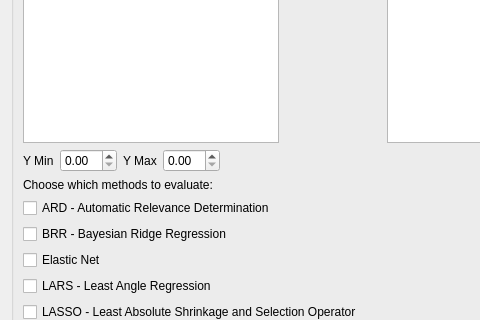
Old version of the form ui/RegressionCV.ui in the repository tthatcher95/PyHAT_Point_Spectra_GUI; both pictures show x 0 to 480 and y 291 to 611 of the 659 by 792 pixel window.
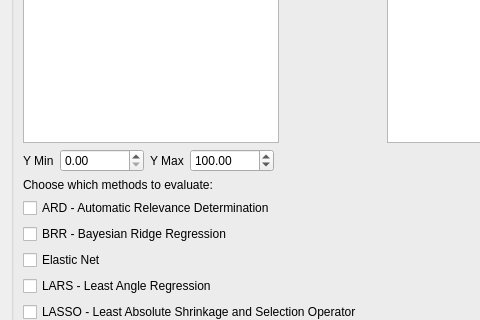
New version of the form.

Commit message: Make regression and CV y range auto-set

What changed in the file:
```diff
--- a/ui/RegressionCV.ui
+++ b/ui/RegressionCV.ui
@@ -201,7 +201,11 @@
          </widget>
         </item>
         <item>
-         <widget class="QDoubleSpinBox" name="yMinDoubleSpinBox"/>
+         <widget class="QDoubleSpinBox" name="yMinDoubleSpinBox">
+          <property name="maximum">
+           <double>999999999.000000000000000</double>
+          </property>
+         </widget>
         </item>
         <item>
          <widget class="QLabel" name="yMaxLabel">
@@ -211,7 +215,14 @@
          </widget>
         </item>
         <item>
-         <widget class="QDoubleSpinBox" name="yMaxDoubleSpinBox"/>
+         <widget class="QDoubleSpinBox" name="yMaxDoubleSpinBox">
+          <property name="maximum">
+           <double>99999999999999.000000000000000</double>
+          </property>
+          <property name="value">
+           <double>100.000000000000000</double>
+          </property>
+         </widget>
         </item>
        </layout>
       </item>
```
The commit also changes 3 other files.
